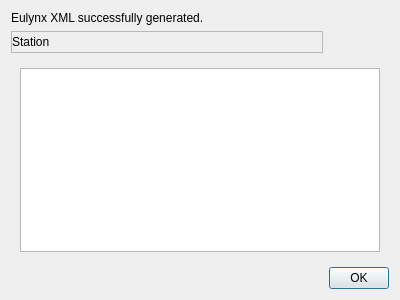
Before: the Qt Designer form AutoCADDB/previeweulynxxml.ui in DB-Netz-AutomatedPlanning/AutoPlan-QT, drawn with Qt 5.
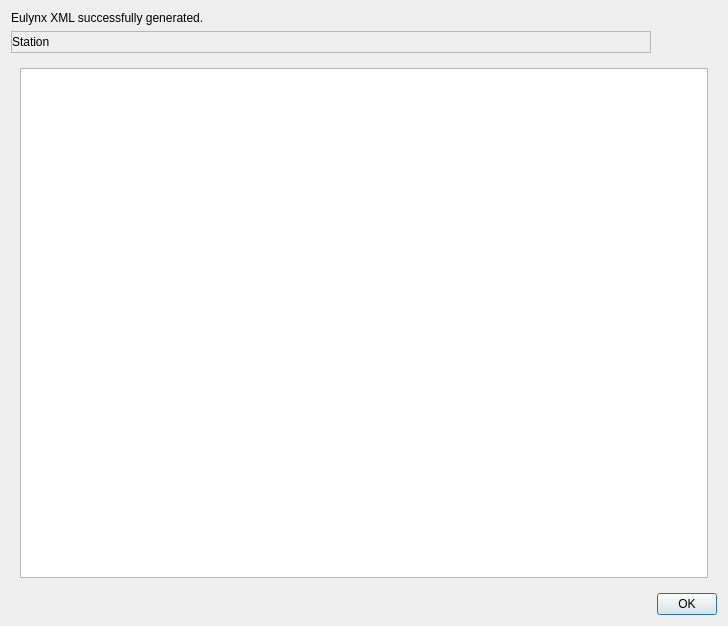
After: the same form once the commit is applied.

What changed in the file:
```diff
--- a/AutoCADDB/previeweulynxxml.ui
+++ b/AutoCADDB/previeweulynxxml.ui
@@ -6,8 +6,8 @@
    <rect>
     <x>0</x>
     <y>0</y>
-    <width>400</width>
-    <height>300</height>
+    <width>728</width>
+    <height>626</height>
    </rect>
   </property>
   <property name="windowTitle">
```
